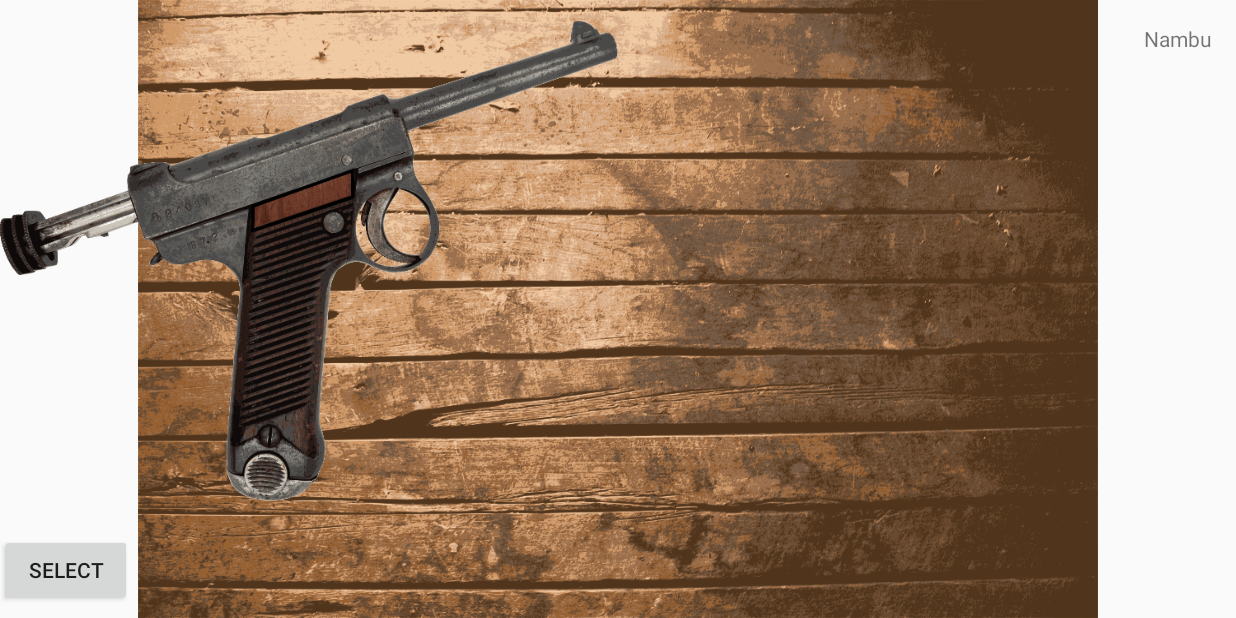
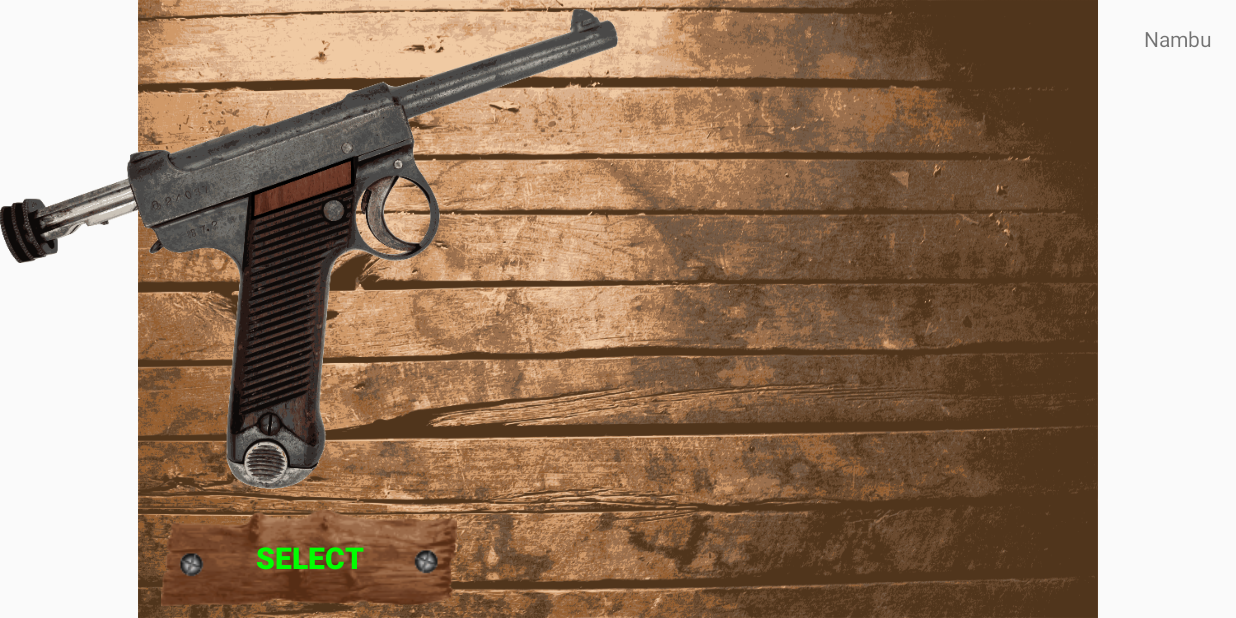
Before and after one commit to marekmako/android-livegun, an Android app: the WeaponSlidePageFragment screen opened directly, with no data from a screen before it, on a phone screen of 824 x 412 dp (held sideways). Run offline under Robolectric (Android 15) with nearby library versions, the phone set to English and light mode, and no system bars; our stand-ins replace AdMob; 3 statements that could not run were skipped.

Commit message:
select weapon screen button

```diff
--- a/app/src/main/res/layout/fragment_weapon_slide_page.xml
+++ b/app/src/main/res/layout/fragment_weapon_slide_page.xml
@@ -33,7 +33,14 @@
         android:id="@+id/b_selected_weapon"
         app:layout_constraintBottom_toBottomOf="parent"
         app:layout_constraintLeft_toLeftOf="parent"
-        android:layout_marginBottom="8dp" />
+        android:layout_marginBottom="8dp"
+        android:background="@drawable/button_select_weapon"
+        android:layout_marginLeft="8dp"
+        android:textColor="#00FF00"
+        android:textSize="20sp"
+        android:textStyle="bold"
+        app:layout_constraintRight_toLeftOf="@+id/g_iv_weapon"
+        android:layout_marginRight="8dp" />
 
     <ImageView
         android:layout_width="0dp"
```
Also changed, not shown: app/src/main/res/drawable/button_select_weapon.png (added).
